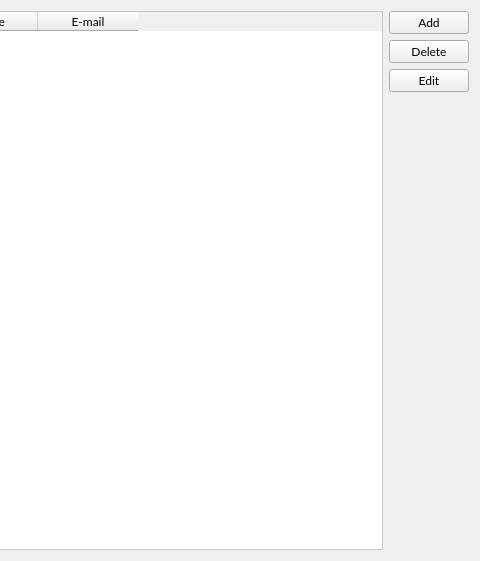
Qt form MainWindow/MainWindow.ui (RScarcia/Qt_Experiments) before a commit; both pictures show x 474 to 954 and y 0 to 561 of the 954 by 561 pixel window.
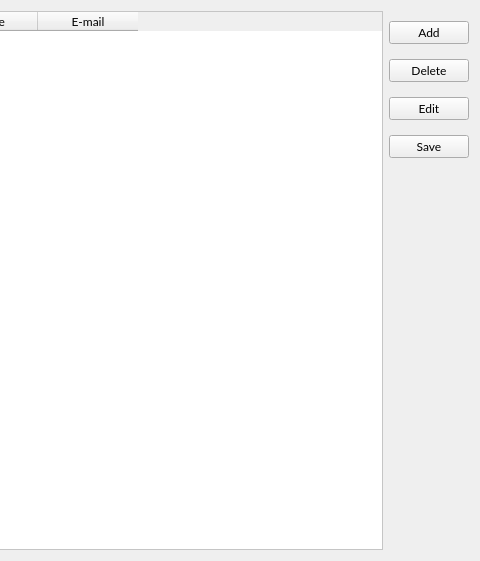
The same form after that commit.

```diff
--- a/MainWindow/MainWindow.ui
+++ b/MainWindow/MainWindow.ui
@@ -125,6 +125,12 @@
      </item>
      <item row="0" column="1">
       <layout class="QVBoxLayout" name="verticalLayout">
+       <property name="spacing">
+        <number>15</number>
+       </property>
+       <property name="topMargin">
+        <number>10</number>
+       </property>
        <item>
         <widget class="QPushButton" name="addButton">
          <property name="font">
@@ -164,6 +170,19 @@
          </property>
         </widget>
        </item>
+       <item>
+        <widget class="QPushButton" name="saveButton">
+         <property name="font">
+          <font>
+           <family>Lato</family>
+           <pointsize>9</pointsize>
+          </font>
+         </property>
+         <property name="text">
+          <string>Save</string>
+         </property>
+        </widget>
+       </item>
        <item>
         <spacer name="verticalSpacer">
          <property name="orientation">
```
